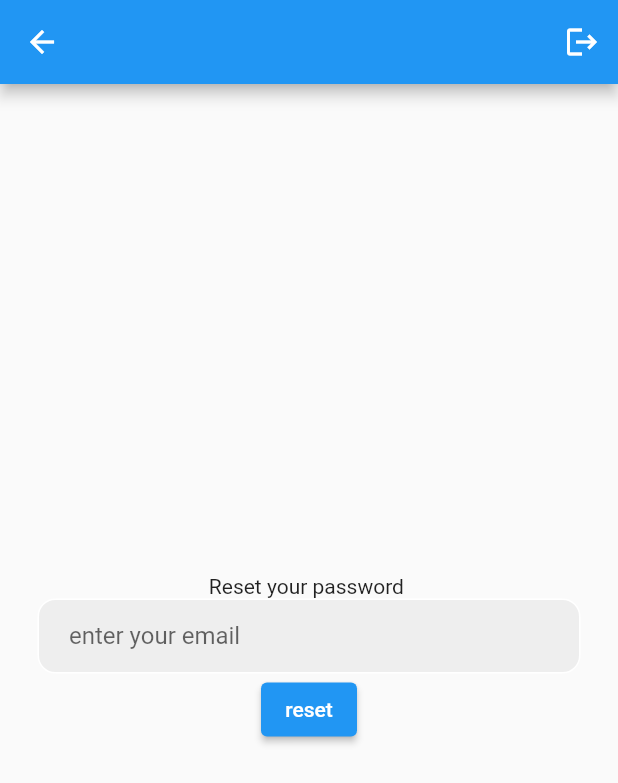
After one commit to moh7dali/Jobology, a Flutter app: the ForgetPassword screen opened by its route, after a tap on the "logout" icon, after a tap on "ForgetPassword", on a phone screen of 412 x 824 dp. The commit adds this screen. Shown: the top 783 px of the screen. Run offline on Flutter 3.47's test engine with Material 2 defaults, Android fonts, the phone set to English and light mode, and no system bars; our stand-ins replace firebase_auth, firebase_core, google_sign_in; accounts and stored records are empty; network calls fail.

Commit message:
add forget

```diff
--- /dev/null
+++ b/lib/Screens/ForgetPass.dart
@@ -0,0 +1,69 @@
+
+
+import 'package:firebase_auth/firebase_auth.dart';
+import 'package:flutter/material.dart';
+
+import 'Login.dart';
+
+
+
+class ForgetPassword extends StatefulWidget {
+  const ForgetPassword({super.key});
+
+  @override
+  State<ForgetPassword> createState() => _ForgetPasswordState();
+}
+
+class _ForgetPasswordState extends State<ForgetPassword> {
+  TextEditingController emailRestconroller = TextEditingController();
+  Future passwordReset() async {
+    try {
+      await FirebaseAuth.instance
+          .sendPasswordResetEmail(email: emailRestconroller.text.toLowerCase() );
+          showDialog(context: context, builder: (context) {
+        return AlertDialog(content: Text("check your email"),);
+      },);
+    } on FirebaseAuthException catch (e) {
+      print(e);
+      showDialog(context: context, builder: (context) {
+        return AlertDialog(content: Text(e.message.toString()),);
+      },);
+    }
+  }
+  void nav(){
+
+                Navigator.popAndPushNamed(context, 'Login');
+
+  }
+
+  @override
+  Widget build(BuildContext context) {
+    return Scaffold(
+        appBar: AppBar(actions: [
+          IconButton(
+              onPressed: nav,
+              icon: Icon(Icons.logout))
+        ]),
+        body: Column(mainAxisAlignment: MainAxisAlignment.center, children: [
+          Text("Reset your password "),
+          Padding(
+            padding: const EdgeInsets.symmetric(horizontal: 25.0),
+            child: Container(
+              decoration: BoxDecoration(
+                  color: Colors.grey[200],
+                  border: Border.all(color: Colors.white),
+                  borderRadius: BorderRadius.circular(12)),
+              child: Padding(
+                padding: const EdgeInsets.only(left: 20),
+                child: TextField(
+                  controller: emailRestconroller,
+                  decoration: InputDecoration(
+                      hintText: "enter your email", border: InputBorder.none),
+                ),
+              ),
+            ),
+          ),
+          ElevatedButton(onPressed: passwordReset, child: Text("reset"))
+        ]));
+  }
+}
--- a/lib/Screens/Login.dart
+++ b/lib/Screens/Login.dart
@@ -12,6 +12,9 @@ class Login extends StatefulWidget {
 class _LoginState extends State<Login> {
   TextEditingController emailController = TextEditingController();
   TextEditingController passController = TextEditingController();
+  void nav(){
+    Navigator.popAndPushNamed(context,'forgetpassword' );
+  }
   @override
   Widget build(BuildContext context) {
     return Scaffold(
@@ -26,7 +29,7 @@ class _LoginState extends State<Login> {
           ),
           TextField(
             controller: passController,
-          ),
+          ),TextButton(onPressed:nav , child: Text("ForgetPassword")),
           ElevatedButton.icon(
               onPressed: () async {
                 try {
--- a/lib/main.dart
+++ b/lib/main.dart
@@ -1,5 +1,6 @@
 import 'package:flutter/material.dart';
 import 'package:firebase_core/firebase_core.dart';
+import 'package:jobology/Screens/ForgetPass.dart';
 import 'package:jobology/Screens/Home.dart';
 import 'package:jobology/Screens/Login.dart';
 import 'package:jobology/Screens/signup.dart';
@@ -16,7 +17,8 @@ Future<void> main() async {
       "Login": (context) => const Login(),
       "Sign_Up": (context) => const Sign_up(),
       "Home": (context) => const Home(),
-      "Start": (context) => Start_page()
+      "Start": (context) => Start_page(),
+      "forgetpassword":(context) => ForgetPassword()
     },
     home: const MyApp(),
   ));
--- a/pubspec.yaml
+++ b/pubspec.yaml
@@ -64,7 +64,7 @@ flutter:
 
   # To add assets to your application, add an assets section, like this:
   # assets:
-  #   - images/a_dot_burr.jpeg
+  #   - images/
   #   - images/a_dot_ham.jpeg
 
   # An image asset can refer to one or more resolution-specific "variants", see
```
